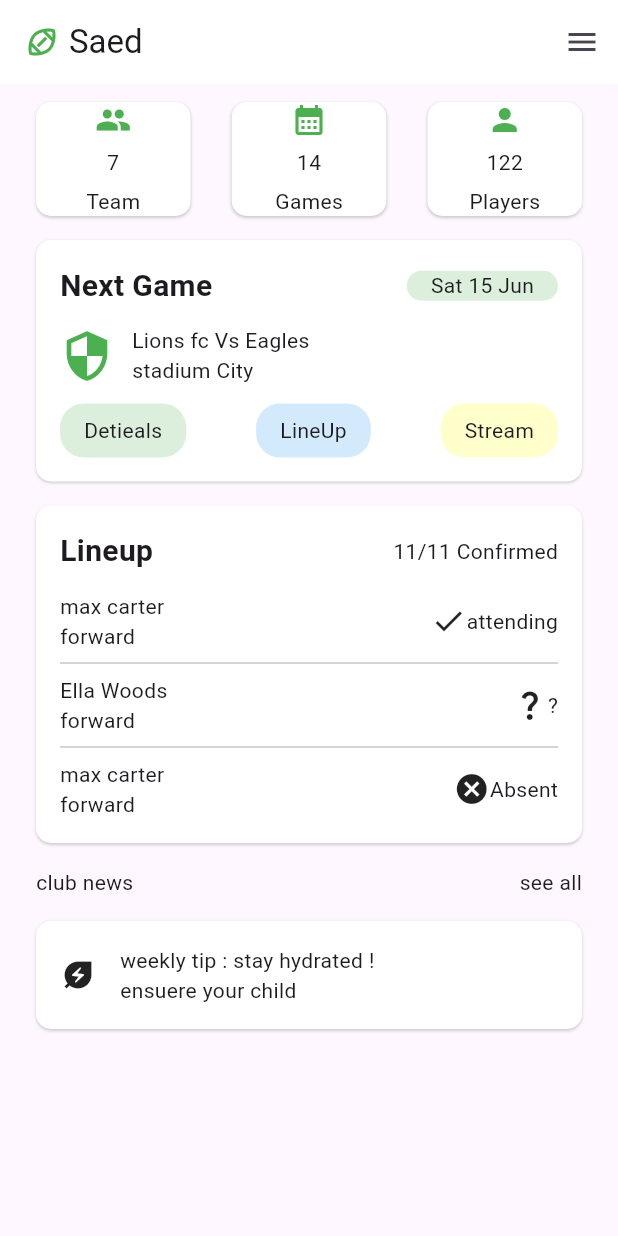
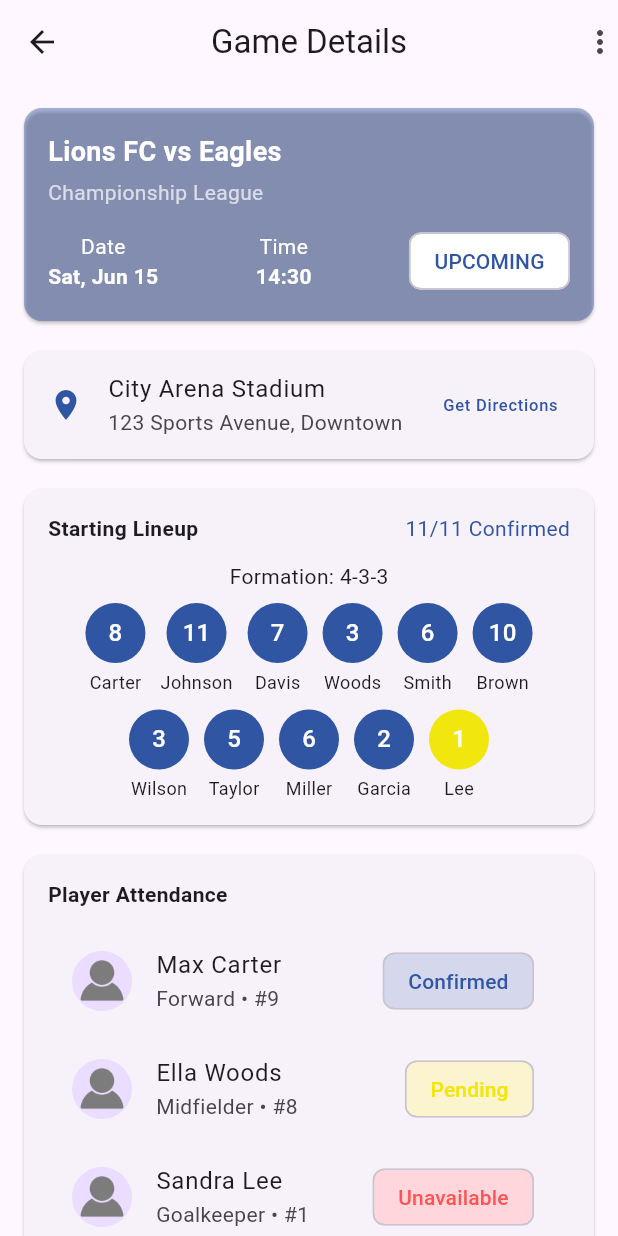
Before and after one commit to saed-natsheh/saed_coach_flutter, a Flutter app: the screen it shows after launch, after a tap on "Detieals", on a phone screen of 412 x 824 dp. Run offline on Flutter 3.47's test engine with Material 3 defaults, Android fonts, the phone set to English and light mode, and no system bars.

Commit message:
login + sign up + game screens

```diff
--- a/lib/Myapp.dart
+++ b/lib/Myapp.dart
@@ -1,4 +1,7 @@
 import 'package:flutter/material.dart';
+import 'package:saed_coach/screens/GameDetialsScreen.dart';
+import 'package:saed_coach/screens/LoginScreen.dart';
+import 'package:saed_coach/screens/RegistrationScreen.dart';
 
 class SaedApp extends StatelessWidget {
   const SaedApp({super.key});
@@ -16,18 +19,85 @@ class HomePageScreen extends StatefulWidget {
 }
 
 class _HomePageScreenState extends State<HomePageScreen> {
-  String pageName = 'Club Manage';
+  final GlobalKey<ScaffoldState> _scaffoldKey = GlobalKey<ScaffoldState>();
+  String pageName = 'Rungis';
   @override
   Widget build(BuildContext context) {
     return Scaffold(
+      drawer: Drawer(
+        child: ListView(
+          padding: EdgeInsets.zero,
+          children: [
+            DrawerHeader(
+              decoration: BoxDecoration(color: Color(0xff3055a3)),
+              child: Column(
+                crossAxisAlignment: CrossAxisAlignment.start,
+                mainAxisAlignment: MainAxisAlignment.end,
+                children: [
+                  Icon(Icons.sports_soccer, size: 48, color: Colors.white),
+                  SizedBox(height: 8),
+                  Text(
+                    'Rungis',
+                    style: TextStyle(
+                      color: Colors.white,
+                      fontSize: 24,
+                      fontWeight: FontWeight.bold,
+                    ),
+                  ),
+                ],
+              ),
+            ),
+            ListTile(
+              leading: Icon(Icons.home),
+              title: Text('Home'),
+              onTap: () {
+                Navigator.pop(context);
+              },
+            ),
+            ListTile(
+              leading: Icon(Icons.app_registration),
+              title: Text('Register'),
+              onTap: () {
+                Navigator.push(
+                  context,
+                  MaterialPageRoute(builder: (context) => RegistrationScreen()),
+                );
+              },
+            ),
+            ListTile(
+              leading: Icon(Icons.login),
+              title: Text('Login'),
+              onTap: () {
+                Navigator.push(
+                  context,
+                  MaterialPageRoute(builder: (context) => LoginScreen()),
+                );
+              },
+            ),
+            ListTile(
+              leading: Icon(Icons.contact_mail),
+              title: Text('Contact Us'),
+              onTap: () {
+                Navigator.pop(context);
+              },
+            ),
+            ListTile(
+              leading: Icon(Icons.privacy_tip),
+              title: Text('Privacy'),
+              onTap: () {
+                Navigator.pop(context);
+              },
+            ),
+          ],
+        ),
+      ),
       appBar: AppBar(
         backgroundColor: Colors.white,
-        centerTitle: false,
-        actions: [IconButton(onPressed: () {}, icon: Icon(Icons.menu))],
+        centerTitle: true,
         title: Row(
-          mainAxisAlignment: MainAxisAlignment.start,
+          mainAxisAlignment: MainAxisAlignment.center,
           children: [
-            Icon(Icons.sports_football_outlined, color: Colors.green),
+            Image.asset('assets/logo_main.png', height: 30),
             SizedBox(width: 6),
             Text(pageName),
           ],
@@ -56,7 +126,7 @@ class _HomePageScreenState extends State<HomePageScreen> {
                   ),
                   child: Column(
                     children: [
-                      Icon(Icons.people, color: Colors.green),
+                      Icon(Icons.people, color: Color(0xff3055a3)),
                       SizedBox(height: 6),
                       Text('7'),
                       SizedBox(height: 6),
@@ -80,7 +150,7 @@ class _HomePageScreenState extends State<HomePageScreen> {
                   ),
                   child: Column(
                     children: [
-                      Icon(Icons.calendar_month, color: Colors.green),
+                      Icon(Icons.calendar_month, color: Color(0xff3055a3)),
                       SizedBox(height: 6),
                       Text('14'),
                       SizedBox(height: 6),
@@ -104,7 +174,7 @@ class _HomePageScreenState extends State<HomePageScreen> {
                   ),
                   child: Column(
                     children: [
-                      Icon(Icons.person, color: Colors.green),
+                      Icon(Icons.person, color: Color(0xff3055a3)),
                       SizedBox(height: 6),
                       Text('122'),
                       SizedBox(height: 6),
@@ -144,7 +214,7 @@ class _HomePageScreenState extends State<HomePageScreen> {
                       Container(
                         padding: EdgeInsets.symmetric(horizontal: 16),
                         decoration: BoxDecoration(
-                          color: Colors.green.withValues(alpha: 0.2),
+                          color: Color(0xff3055a3).withValues(alpha: 0.2),
                           borderRadius: BorderRadius.circular(16),
                         ),
                         child: Text('Sat 15 Jun'),
@@ -154,7 +224,7 @@ class _HomePageScreenState extends State<HomePageScreen> {
                   SizedBox(height: 12),
                   Row(
                     children: [
-                      Icon(Icons.security, color: Colors.green, size: 36),
+                      Icon(Icons.security, color: Color(0xff3055a3), size: 36),
                       SizedBox(width: 12),
                       Column(
                         crossAxisAlignment: CrossAxisAlignment.start,
@@ -171,43 +241,48 @@ class _HomePageScreenState extends State<HomePageScreen> {
                     children: [
                       InkWell(
                         onTap: () {
-                          pageName = 'Saed';
-                          setState(() {});
+                          Navigator.push(
+                            context,
+                            MaterialPageRoute(
+                              builder: (context) => GameDetailsPage(),
+                            ),
+                          );
                         },
                         child: Container(
+                          width: MediaQuery.of(context).size.width * 0.8,
                           padding: EdgeInsets.symmetric(
                             horizontal: 16,
                             vertical: 8,
                           ),
                           decoration: BoxDecoration(
-                            color: Colors.green.withValues(alpha: 0.2),
+                            color: Color(0xff3055a3).withValues(alpha: 0.2),
                             borderRadius: BorderRadius.circular(16),
                           ),
-                          child: Text('Detieals'),
+                          child: Center(child: Text('Detieals')),
                         ),
                       ),
-                      Container(
-                        padding: EdgeInsets.symmetric(
-                          horizontal: 16,
-                          vertical: 8,
-                        ),
-                        decoration: BoxDecoration(
-                          color: Colors.blue.withValues(alpha: 0.2),
-                          borderRadius: BorderRadius.circular(16),
-                        ),
-                        child: Text('LineUp'),
-                      ),
-                      Container(
-                        padding: EdgeInsets.symmetric(
-                          horizontal: 16,
-                          vertical: 8,
-                        ),
-                        decoration: BoxDecoration(
-                          color: Colors.yellowAccent.withValues(alpha: 0.2),
-                          borderRadius: BorderRadius.circular(16),
-                        ),
-                        child: Text('Stream'),
-                      ),
+                      // Container(
+                      //   padding: EdgeInsets.symmetric(
+                      //     horizontal: 16,
+                      //     vertical: 8,
+                      //   ),
+                      //   decoration: BoxDecoration(
+                      //     color: Colors.blue.withValues(alpha: 0.2),
+                      //     borderRadius: BorderRadius.circular(16),
+                      //   ),
+                      //   child: Text('LineUp'),
+                      // ),
+                      // Container(
+                      //   padding: EdgeInsets.symmetric(
+                      //     horizontal: 16,
+                      //     vertical: 8,
+                      //   ),
+                      //   decoration: BoxDecoration(
+                      //     color: Colors.yellowAccent.withValues(alpha: 0.2),
+                      //     borderRadius: BorderRadius.circular(16),
+                      //   ),
+                      //   child: Text('Stream'),
+                      // ),
                     ],
                   ),
                 ],
--- /dev/null
+++ b/lib/screens/GameDetialsScreen.dart
@@ -0,0 +1,289 @@
+import 'package:flutter/material.dart';
+
+class GameDetailsPage extends StatelessWidget {
+  @override
+  Widget build(BuildContext context) {
+    return Scaffold(
+      appBar: AppBar(
+        title: Text('Game Details'),
+        centerTitle: true,
+        actions: [Icon(Icons.more_vert)],
+      ),
+      body: SingleChildScrollView(
+        padding: EdgeInsets.all(12),
+        child: Column(
+          children: [
+            _gameCard(),
+            SizedBox(height: 12),
+            _venueCard(),
+            SizedBox(height: 12),
+            _startingLineupCard(),
+            SizedBox(height: 12),
+            _playerAttendanceCard(),
+            SizedBox(height: 12),
+            _actionButtons(),
+            SizedBox(height: 12),
+            _coachNotesCard(),
+          ],
+        ),
+      ),
+    );
+  }
+
+  Widget _gameCard() {
+    return Card(
+      color: Color(0xff3055a3).withValues(alpha: 0.4),
+      child: Padding(
+        padding: EdgeInsets.all(16),
+        child: Column(
+          crossAxisAlignment: CrossAxisAlignment.start,
+          children: [
+            Text(
+              'Lions FC vs Eagles',
+              style: TextStyle(
+                fontSize: 18,
+                fontWeight: FontWeight.bold,
+                color: Colors.white,
+              ),
+            ),
+            SizedBox(height: 4),
+            Text(
+              'Championship League',
+              style: TextStyle(color: Colors.white70),
+            ),
+            SizedBox(height: 12),
+            Row(
+              mainAxisAlignment: MainAxisAlignment.spaceBetween,
+              children: [
+                Column(
+                  children: [
+                    Text('Date', style: TextStyle(color: Colors.white)),
+                    Text(
+                      'Sat, Jun 15',
+                      style: TextStyle(
+                        color: Colors.white,
+                        fontWeight: FontWeight.bold,
+                      ),
+                    ),
+                  ],
+                ),
+                Column(
+                  children: [
+                    Text('Time', style: TextStyle(color: Colors.white)),
+                    Text(
+                      '14:30',
+                      style: TextStyle(
+                        color: Colors.white,
+                        fontWeight: FontWeight.bold,
+                      ),
+                    ),
+                  ],
+                ),
+                Chip(
+                  label: Text(
+                    "UPCOMING",
+                    style: TextStyle(color: Color(0xff3055a3)),
+                  ),
+                  backgroundColor: Colors.white,
+                ),
+              ],
+            ),
+          ],
+        ),
+      ),
+    );
+  }
+
+  Widget _venueCard() {
+    return Card(
+      child: ListTile(
+        leading: Icon(Icons.location_on, color: Color(0xff3055a3)),
+        title: Text('City Arena Stadium'),
+        subtitle: Text('123 Sports Avenue, Downtown'),
+        trailing: Text(
+          'Get Directions',
+          style: TextStyle(color: Color(0xff3055a3)),
+        ),
+      ),
+    );
+  }
+
+  Widget _startingLineupCard() {
+    return Card(
+      child: Padding(
+        padding: EdgeInsets.all(16),
+        child: Column(
+          children: [
+            Row(
+              children: [
+                Text(
+                  'Starting Lineup',
+                  style: TextStyle(fontWeight: FontWeight.bold),
+                ),
+                Spacer(),
+                Text(
+                  '11/11 Confirmed',
+                  style: TextStyle(color: Color(0xff3055a3)),
+                ),
+              ],
+            ),
+            SizedBox(height: 12),
+            Column(
+              children: [
+                Text('Formation: 4-3-3'),
+                SizedBox(height: 8),
+                Wrap(
+                  alignment: WrapAlignment.center,
+                  spacing: 10,
+                  runSpacing: 10,
+                  children: [
+                    _playerCircle("8", "Carter"),
+                    _playerCircle("11", "Johnson"),
+                    _playerCircle("7", "Davis"),
+                    _playerCircle("3", "Woods"),
+                    _playerCircle("6", "Smith"),
+                    _playerCircle("10", "Brown"),
+                    _playerCircle("3", "Wilson"),
+                    _playerCircle("5", "Taylor"),
+                    _playerCircle("6", "Miller"),
+                    _playerCircle("2", "Garcia"),
+                    _playerCircle("1", "Lee", isKeeper: true),
+                  ],
+                ),
+              ],
+            ),
+          ],
+        ),
+      ),
+    );
+  }
+
+  Widget _playerCircle(String number, String name, {bool isKeeper = false}) {
+    return Column(
+      children: [
+        CircleAvatar(
+          backgroundColor: isKeeper ? Color(0xfff1e60e) : Color(0xff3055a3),
+          child: Text(number, style: TextStyle(color: Colors.white)),
+        ),
+        SizedBox(height: 4),
+        Text(name, style: TextStyle(fontSize: 12)),
+      ],
+    );
+  }
+
+  Widget _playerAttendanceCard() {
+    return Card(
+      child: Padding(
+        padding: EdgeInsets.all(16),
+        child: Column(
+          crossAxisAlignment: CrossAxisAlignment.start,
+          children: [
+            Text(
+              "Player Attendance",
+              style: TextStyle(fontWeight: FontWeight.bold),
+            ),
+            SizedBox(height: 12),
+            _attendanceRow(
+              "Max Carter",
+              "Forward • #9",
+              Color(0xff3055a3),
+              "Confirmed",
+            ),
+            _attendanceRow(
+              "Ella Woods",
+              "Midfielder • #8",
+              Color(0xfff1e60e),
+              "Pending",
+            ),
+            _attendanceRow(
+              "Sandra Lee",
+              "Goalkeeper • #1",
+              Colors.redAccent,
+              "Unavailable",
+            ),
+            SizedBox(height: 12),
+            ElevatedButton(onPressed: () {}, child: Text("Update Attendance")),
+          ],
+        ),
+      ),
+    );
+  }
+
+  Widget _attendanceRow(
+    String name,
+    String position,
+    Color color,
+    String status,
+  ) {
+    return ListTile(
+      leading: CircleAvatar(
+        backgroundImage: AssetImage('assets/profile.png'),
+      ), // Replace with NetworkImage or Asset
+      title: Text(name),
+      subtitle: Text(position),
+      trailing: Chip(
+        label: Text(status),
+        backgroundColor: color.withOpacity(0.2),
+        labelStyle: TextStyle(color: color),
+      ),
+    );
+  }
+
+  Widget _actionButtons() {
+    return Row(
+      children: [
+        Expanded(
+          child: ElevatedButton.icon(
+            onPressed: () {},
+            icon: Icon(Icons.videocam, color: Color(0xff3055a3)),
+            label: Text(
+              "Start Stream",
+              style: TextStyle(color: Color(0xff3055a3)),
+            ),
+            style: ElevatedButton.styleFrom(backgroundColor: Color(0xfff1e60e)),
+          ),
+        ),
+        SizedBox(width: 12),
+        Expanded(
+          child: ElevatedButton.icon(
+            onPressed: () {},
+            icon: Icon(Icons.insert_chart, color: Color(0xfff1e60e)),
+            label: Text(
+              "Live Stats",
+              style: TextStyle(color: Color(0xfff1e60e)),
+            ),
+            style: ElevatedButton.styleFrom(backgroundColor: Color(0xff3055a3)),
+          ),
+        ),
+      ],
+    );
+  }
+
+  Widget _coachNotesCard() {
+    return Card(
+      child: Padding(
+        padding: EdgeInsets.all(16),
+        child: Column(
+          crossAxisAlignment: CrossAxisAlignment.start,
+          children: [
+            Text("Coach Notes", style: TextStyle(fontWeight: FontWeight.bold)),
+            SizedBox(height: 8),
+            Text(
+              "Focus on possession and quick passing.\nEagles are strong on counter-attacks, so maintain defensive shape.",
+              style: TextStyle(color: Colors.black87),
+            ),
+            SizedBox(height: 12),
+            TextButton.icon(
+              onPressed: () {},
+              icon: Icon(Icons.edit, color: Color(0xff3055a3)),
+              label: Text(
+                "Edit Notes",
+                style: TextStyle(color: Color(0xff3055a3)),
+              ),
+            ),
+          ],
+        ),
+      ),
+    );
+  }
+}
--- a/pubspec.yaml
+++ b/pubspec.yaml
@@ -58,9 +58,8 @@ flutter:
   uses-material-design: true
 
   # To add assets to your application, add an assets section, like this:
-  # assets:
-  #   - images/a_dot_burr.jpeg
-  #   - images/a_dot_ham.jpeg
+  assets:
+    - assets/
 
   # An image asset can refer to one or more resolution-specific "variants", see
   # https://flutter.dev/to/resolution-aware-images
```
Also changed, not shown: lib/screens/LoginScreen.dart (added, +143 -0 lines), lib/screens/RegistrationScreen.dart (added, +146 -0 lines), assets/logo.png (added), assets/logo_main.png (added), assets/profile.jpg (added), assets/profile.png (added).
